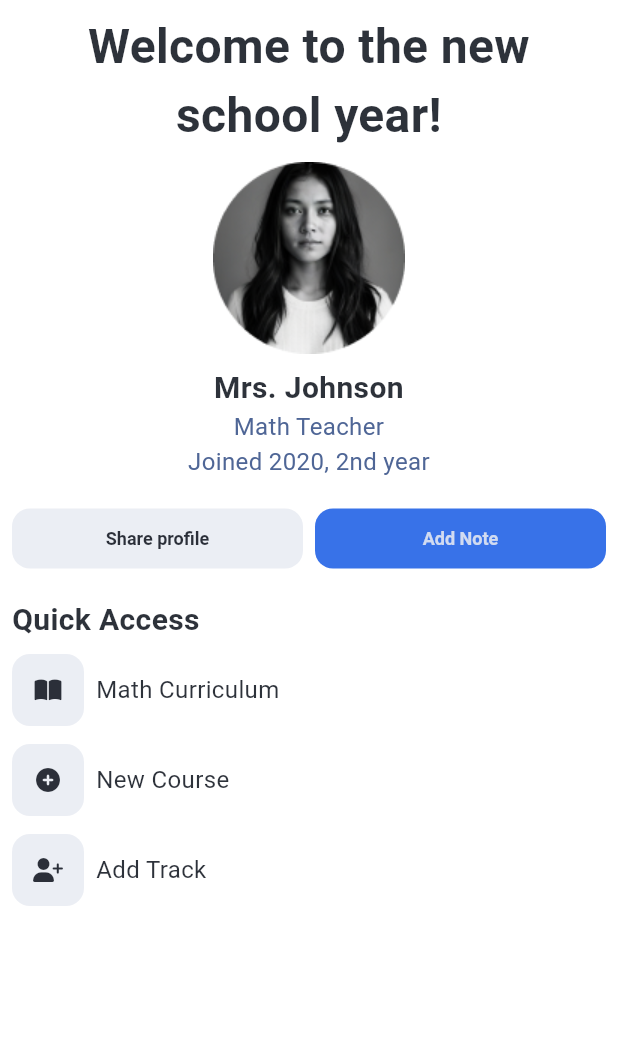
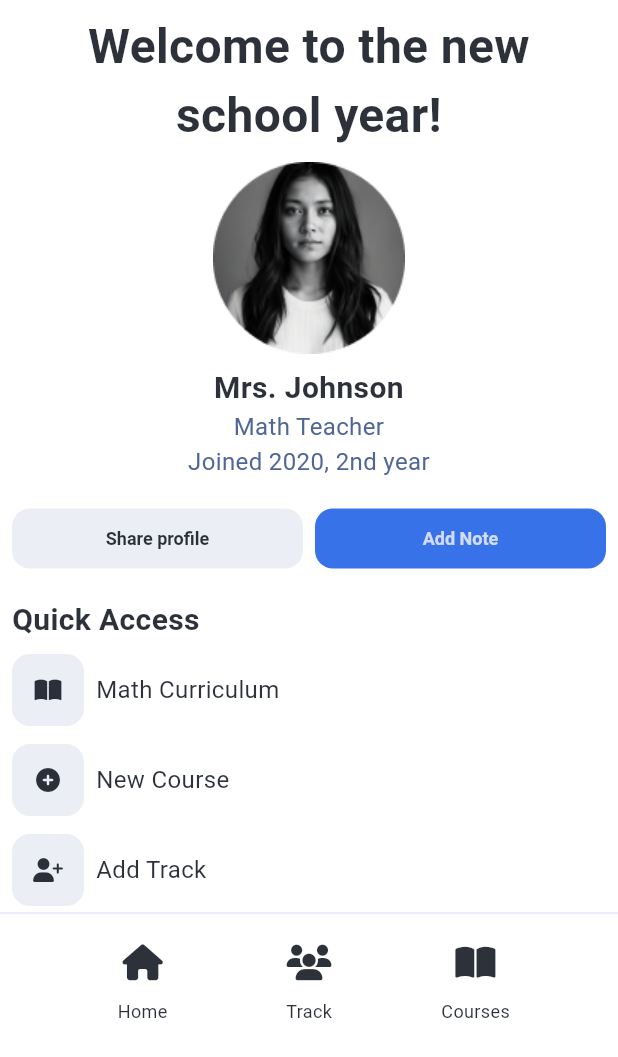
Before and after one commit to SiegfredLorelle/edugaite, a Flutter app: the ProfilePageBody widget shown alone on an empty page, opened directly, on a phone screen of 412 x 824 dp. Shown: the top 1057 px of the screen. Run offline on Flutter 3.47's test engine with Material 3 defaults, Android fonts, the phone set to English and light mode, and no system bars; our stand-ins replace carousel_slider, firebase_auth, firebase_core, font_awesome_flutter; missing offline and left inert: flame; accounts and stored records are empty; Roboto replaces fonts that are missing (Lexend).

Commit message:
Add navigation/footer in profile page

```diff
--- a/lib/screens/login.dart
+++ b/lib/screens/login.dart
@@ -35,7 +35,7 @@ class _LoginPageState extends State<LoginPage> {
         );
         Navigator.push(
           context,
-          MaterialPageRoute(builder: (context) => const HomePage()),
+          MaterialPageRoute(builder: (context) => const ProfilePage()),
         );
         // Navigate to the home page or another page on successful login
       } on FirebaseAuthException catch (e) {
@@ -70,7 +70,7 @@ class _LoginPageState extends State<LoginPage> {
     }
   }
 
-  Widget HomePageHeader() {
+  Widget LoginPageHeader() {
     return Container(
       height: 60.0, // Set desired height
       color: Colors.white70,
@@ -267,7 +267,7 @@ class _LoginPageState extends State<LoginPage> {
     return Scaffold(
       appBar: PreferredSize(
         preferredSize: Size.fromHeight(80.0),
-        child: HomePageHeader(),
+        child: LoginPageHeader(),
       ),
       body: Padding(
         padding: const EdgeInsets.all(16.0),
--- a/lib/screens/profile.dart
+++ b/lib/screens/profile.dart
@@ -3,23 +3,23 @@ import 'package:font_awesome_flutter/font_awesome_flutter.dart';
 
 import '../screens/login.dart';
 
-class HomePage extends StatelessWidget {
-  const HomePage({super.key});
+class ProfilePage extends StatelessWidget {
+  const ProfilePage({super.key});
 
   @override
   Widget build(BuildContext context) {
     return const Scaffold(
       appBar: PreferredSize(
         preferredSize: Size.fromHeight(80.0),
-        child: HomePageHeader(),
+        child: ProfilePageHeader(),
       ),
       body: ProfilePageBody(),
     );
   }
 }
 
-class HomePageHeader extends StatelessWidget {
-  const HomePageHeader({super.key});
+class ProfilePageHeader extends StatelessWidget {
+  const ProfilePageHeader({super.key});
 
   void _openSearch() {}
 
@@ -307,6 +307,80 @@ class ProfilePageBody extends StatelessWidget {
               ),
             ),
 
+          Container(
+            decoration: BoxDecoration(
+              color: Colors.white70,
+              border: Border(
+                top: BorderSide(
+                  color: const Color.fromRGBO(232, 235, 242, 0.867), // Border color
+                  width: 1.5, // Border width
+                ),
+              ),
+            ),
+            padding: const EdgeInsets.all(8.0),
+            child: Row(
+              mainAxisAlignment: MainAxisAlignment.spaceEvenly,
+              children: [
+                Column(
+                  children: [
+                    IconButton(
+                      icon: const FaIcon(FontAwesomeIcons.house),
+                      color: const Color.fromRGBO(13, 18, 28, 0.867),
+                      onPressed: () {
+                        // Navigate to Home page
+                      },
+                    ),
+                    const Text(
+                      'Home',
+                      style: TextStyle(
+                        color: Color.fromRGBO(13, 18, 28, 0.867),
+                        fontFamily: "Lexend",
+                        fontSize: 12.0,
+                      ),
+                    ),
+                  ],
+                ),
+                Column(
+                  children: [
+                    IconButton(
+                      icon: const FaIcon(FontAwesomeIcons.users),
+                      color: const Color.fromRGBO(13, 18, 28, 0.867),
+                      onPressed: () {
+                        // Navigate to Users page
+                      },
+                    ),
+                    const Text(
+                      'Track',
+                      style: TextStyle(
+                        color: Color.fromRGBO(13, 18, 28, 0.867),
+                        fontFamily: "Lexend",
+                        fontSize: 12.0,
+                      ),
+                    ),
+                  ],
+                ),
+                Column(
+                  children: [
+                    IconButton(
+                      icon: const FaIcon(FontAwesomeIcons.bookOpen),
+                      color: const Color.fromRGBO(13, 18, 28, 0.867),
+                      onPressed: () {
+                        // Navigate to Courses page
+                      },
+                    ),
+                    const Text(
+                      'Courses',
+                      style: TextStyle(
+                        color: Color.fromRGBO(13, 18, 28, 0.867),
+                        fontFamily: "Lexend",
+                        fontSize: 12.0,
+                      ),
+                    ),
+                  ],
+                ),
+              ],
+            ),
+          ),
 
 
           ],
```
